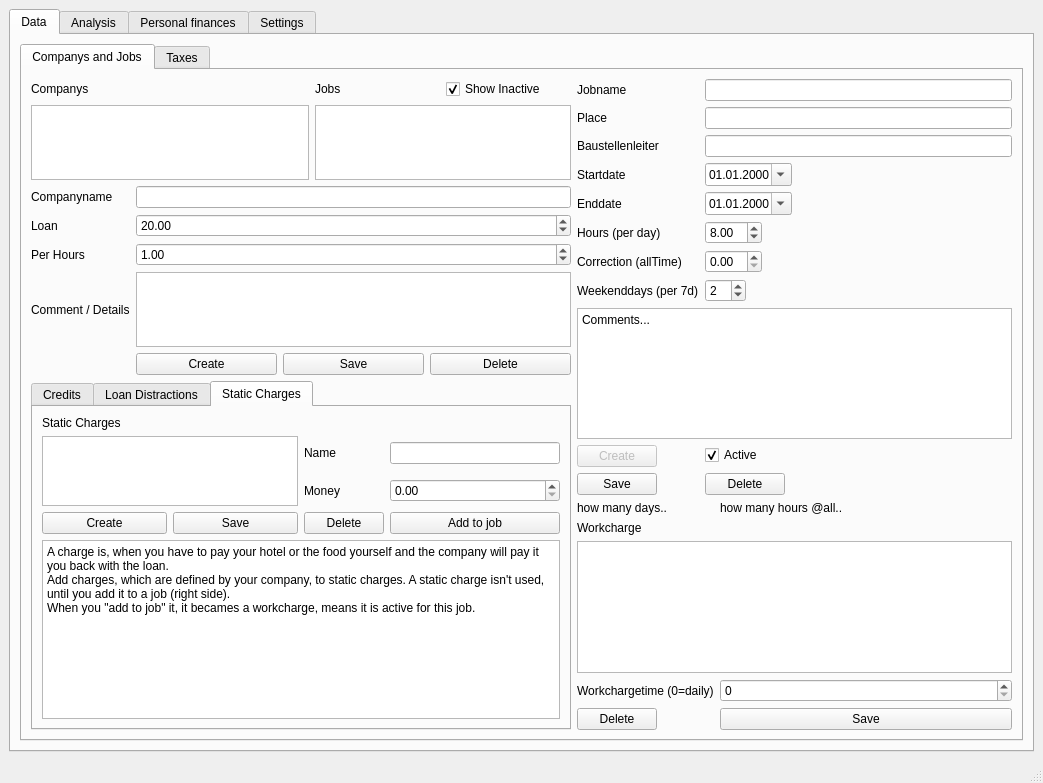
The window that ui/gui.ui (hersche/jobManagement) describes before a commit, drawn with Qt 5.
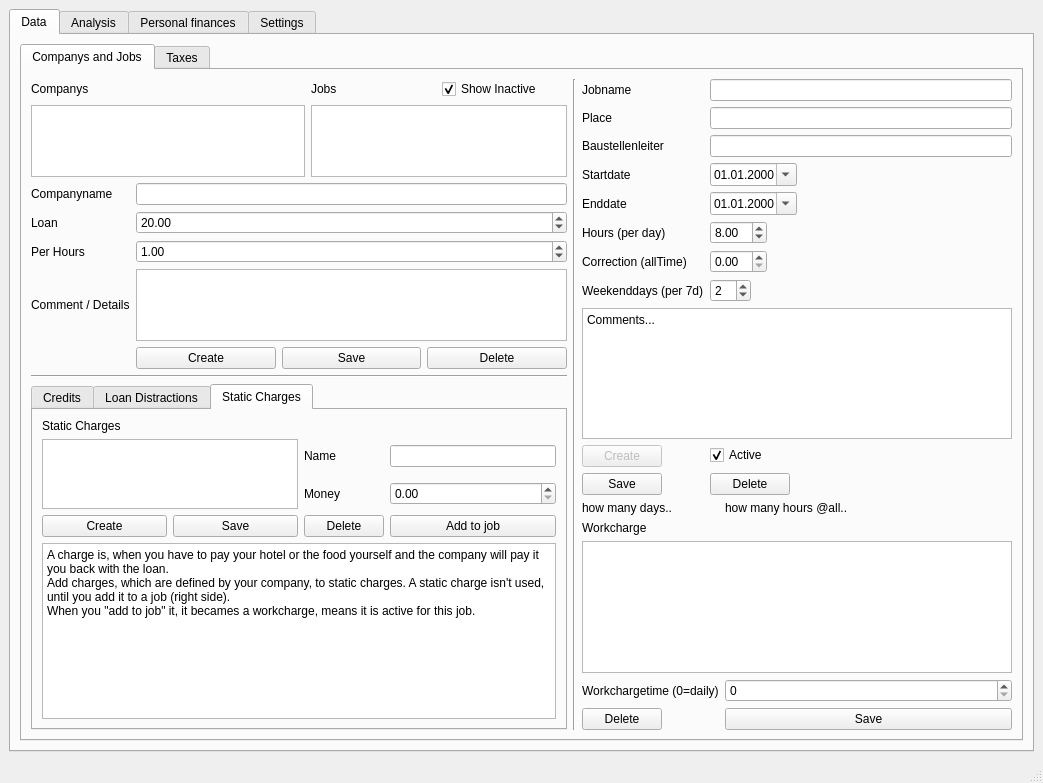
The same window after the commit.

The edit to the form file:
```diff
--- a/ui/gui.ui
+++ b/ui/gui.ui
@@ -102,7 +102,7 @@
               </item>
              </layout>
             </item>
-            <item row="0" column="2" rowspan="7">
+            <item row="0" column="3" rowspan="8">
              <layout class="QVBoxLayout" name="verticalLayout_5">
               <item>
                <layout class="QFormLayout" name="formLayout">
@@ -262,6 +262,9 @@
               </item>
               <item>
                <layout class="QFormLayout" name="formLayout_9">
+                <property name="fieldGrowthPolicy">
+                 <enum>QFormLayout::AllNonFixedFieldsGrow</enum>
+                </property>
                 <property name="labelAlignment">
                  <set>Qt::AlignLeading|Qt::AlignLeft|Qt::AlignVCenter</set>
                 </property>
@@ -406,7 +409,7 @@
               </item>
              </layout>
             </item>
-            <item row="6" column="0" colspan="2">
+            <item row="7" column="0" colspan="2">
              <widget class="QTabWidget" name="tabWidget_2">
               <property name="currentIndex">
                <number>2</number>
@@ -682,6 +685,20 @@
               </widget>
              </widget>
             </item>
+            <item row="0" column="2" rowspan="8">
+             <widget class="Line" name="line_2">
+              <property name="orientation">
+               <enum>Qt::Vertical</enum>
+              </property>
+             </widget>
+            </item>
+            <item row="6" column="0" colspan="2">
+             <widget class="Line" name="line">
+              <property name="orientation">
+               <enum>Qt::Horizontal</enum>
+              </property>
+             </widget>
+            </item>
            </layout>
           </widget>
           <widget class="QWidget" name="tab_8">
```
Left out of the diff: 42 changed lines with no effect on the pictures.
